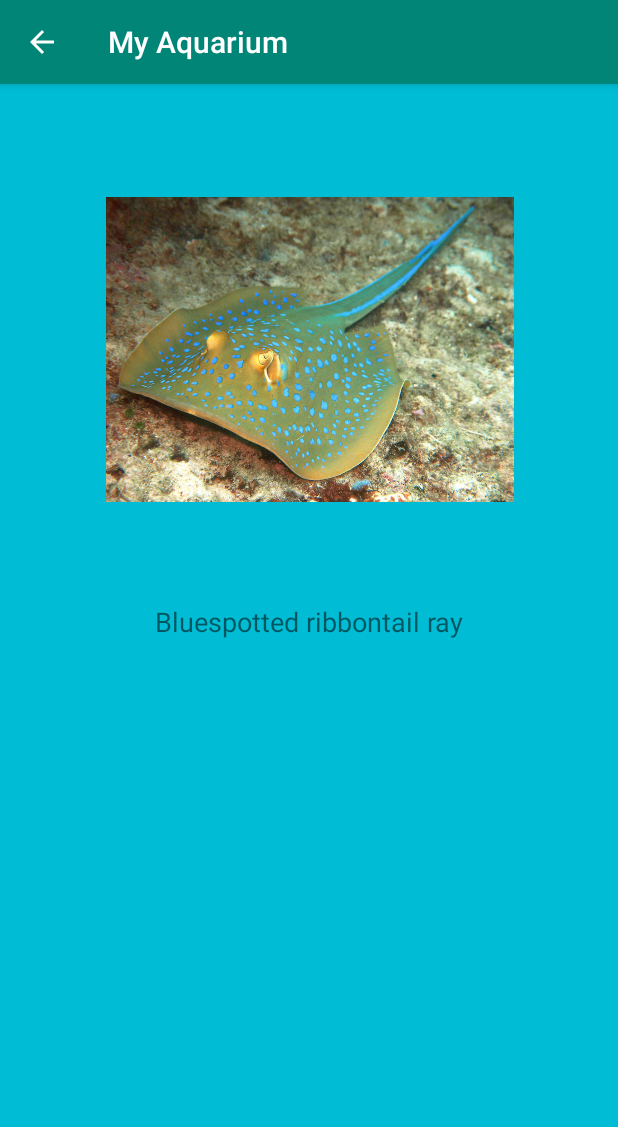
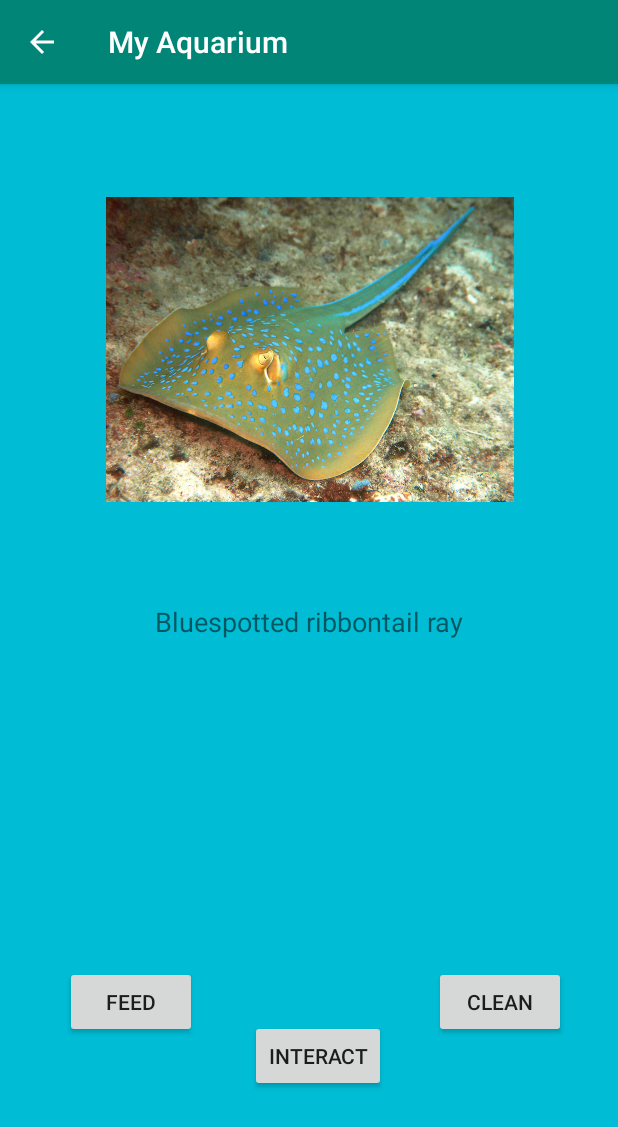
Before and after one commit to leseastingray/AndroidAquarium, an Android app: the screen it shows after launch (AquariumActivity), after a tap on "NEW AQUARIUM", on a phone screen of 412 x 824 dp. Shown: the top 1127 px of the screen. Run offline under Robolectric (Android 15) with nearby library versions, the phone set to English and light mode, and no system bars.

Commit message:
everything works! just need a landscape layout

```diff
--- a/app/src/main/java/com/alese/androidaquarium/AquariumActivity.java
+++ b/app/src/main/java/com/alese/androidaquarium/AquariumActivity.java
@@ -6,8 +6,10 @@ import android.content.Intent;
 import android.content.res.Resources;
 import android.graphics.BitmapFactory;
 import android.os.Bundle;
+import android.view.View;
 import android.widget.TextView;
 import android.widget.ImageView;
+import android.widget.Button;
 import android.widget.Toast;
 import android.graphics.BitmapFactory.Options;
 
@@ -18,10 +20,19 @@ public class AquariumActivity extends AppCompatActivity
     // Variables
     private int createdCritterInt;
     private int critterPictureID;
+    private String critterFood;
+    private String critterShortName;
+    private int critterResponseNumber;
+    private String critterResponseText;
+    private AquariumCritter aquariumCritter;
 
     // Widget Variables
     ImageView aquariumImageView;
     TextView critterNameTextView;
+    TextView critterResponseTextView;
+    Button feedButton;
+    Button interactButton;
+    Button cleanButton;
 
     @Override
     protected void onCreate(Bundle savedInstanceState)
@@ -37,13 +48,18 @@ public class AquariumActivity extends AppCompatActivity
         // Get the intent and extras from Selection Activity
         Intent intent = getIntent();
         createdCritterInt = intent.getExtras().getInt(SelectionActivity.CRITTER_SELECTION);
-        AquariumCritter aquariumCritter = new AquariumCritter(createdCritterInt);
+        aquariumCritter = new AquariumCritter(createdCritterInt);
 
         // Widgets
         aquariumImageView = (ImageView)findViewById(R.id.aquariumImageView);
 
         critterNameTextView = (TextView) findViewById(R.id.critterNameTextView);
         critterNameTextView.setText(aquariumCritter.getCritterFullName());
+
+        critterResponseTextView = (TextView)findViewById(R.id.responseTextView);
+        feedButton = (Button)findViewById(R.id.feedButton);
+        interactButton = (Button)findViewById(R.id.interactButton);
+        cleanButton = (Button)findViewById(R.id.cleanButton);
 
         BitmapFactory.Options bOptions = new BitmapFactory.Options();
         bOptions.inSampleSize = 4;
@@ -160,5 +176,47 @@ public class AquariumActivity extends AppCompatActivity
         return id;
     }
     // TODO: Interaction Buttons
-    // TODO: Interaction Response TextView
+    public void Feed(View v)
+    {
+        // Get the critter's food and name
+        critterFood = aquariumCritter.getCritterMeal();
+        critterShortName = aquariumCritter.getCritterPictureName();
+        // Display action
+        Toast.makeText(this, "You feed a " + critterFood + " to your " + critterShortName, Toast.LENGTH_SHORT).show();
+        // Call critter response method
+        CritterInteractResponse(aquariumCritter);
+
+    }
+    public void Interact(View v)
+    {
+        // Get the critter's name
+        critterShortName = aquariumCritter.getCritterPictureName();
+        // Display action
+        Toast.makeText(this, "You interact with your " + critterShortName, Toast.LENGTH_SHORT).show();
+        // Call critter response method
+        CritterInteractResponse(aquariumCritter);
+
+    }
+    public void Clean(View v)
+    {
+        // Get the critter's name
+        critterShortName = aquariumCritter.getCritterPictureName();
+        // Display action
+        Toast.makeText(this, "You clean your " + critterShortName, Toast.LENGTH_SHORT).show();
+        // Call critter response method
+        CritterInteractResponse(aquariumCritter);
+
+    }
+    public void CritterInteractResponse(AquariumCritter aC)
+    {
+        // Get response int and text
+        critterResponseNumber = aC.CritterResponseNumber();
+        critterResponseText = aC.CritterResponse(critterResponseNumber);
+        // Use response int to set mood
+        aC.setCritterMood(critterResponseNumber);
+        // Use mood to get drawable and set image resource
+        aquariumImageView.setImageResource(displayCritterImage(aC));
+        // Set text view with response text
+        critterResponseTextView.setText(critterResponseText);
+    }
 }
--- a/app/src/main/res/layout/activity_aquarium.xml
+++ b/app/src/main/res/layout/activity_aquarium.xml
@@ -32,4 +32,49 @@
         app:layout_constraintTop_toTopOf="parent"
         app:srcCompat="@drawable/nice_slug" />
 
+    <Button
+        android:id="@+id/feedButton"
+        android:layout_width="wrap_content"
+        android:layout_height="wrap_content"
+        android:layout_marginStart="43dp"
+        android:layout_marginBottom="132dp"
+        android:onClick="Feed"
+        android:text="@string/feed_button"
+        app:layout_constraintBottom_toBottomOf="parent"
+        app:layout_constraintStart_toStartOf="parent" />
+
+    <Button
+        android:id="@+id/interactButton"
+        android:layout_width="wrap_content"
+        android:layout_height="wrap_content"
+        android:layout_marginStart="35dp"
+        android:layout_marginBottom="96dp"
+        android:onClick="Interact"
+        android:text="@string/interact_button"
+        app:layout_constraintBottom_toBottomOf="parent"
+        app:layout_constraintStart_toEndOf="@+id/feedButton" />
+
+    <Button
+        android:id="@+id/cleanButton"
+        android:layout_width="wrap_content"
+        android:layout_height="wrap_content"
+        android:layout_marginStart="32dp"
+        android:layout_marginBottom="132dp"
+        android:onClick="Clean"
+        android:text="@string/clean_button"
+        app:layout_constraintBottom_toBottomOf="parent"
+        app:layout_constraintStart_toEndOf="@+id/interactButton" />
+
+    <TextView
+        android:id="@+id/responseTextView"
+        android:layout_width="wrap_content"
+        android:layout_height="wrap_content"
+        android:layout_marginStart="188dp"
+        android:layout_marginEnd="188dp"
+        android:layout_marginBottom="20dp"
+        android:textSize="18sp"
+        app:layout_constraintBottom_toBottomOf="parent"
+        app:layout_constraintEnd_toEndOf="parent"
+        app:layout_constraintStart_toStartOf="parent" />
+
 </androidx.constraintlayout.widget.ConstraintLayout>
--- a/app/src/main/res/values/strings.xml
+++ b/app/src/main/res/values/strings.xml
@@ -16,4 +16,7 @@
     <string name="new_aquarium_button">New Aquarium</string>
 
     <string name="aquarium_image_description">Critter Image</string>
+    <string name="feed_button">Feed</string>
+    <string name="interact_button">Interact</string>
+    <string name="clean_button">Clean</string>
 </resources>
```
Also changed, not shown: app/src/main/java/com/alese/androidaquarium/AquariumCritter.java (+29 -28 lines).
